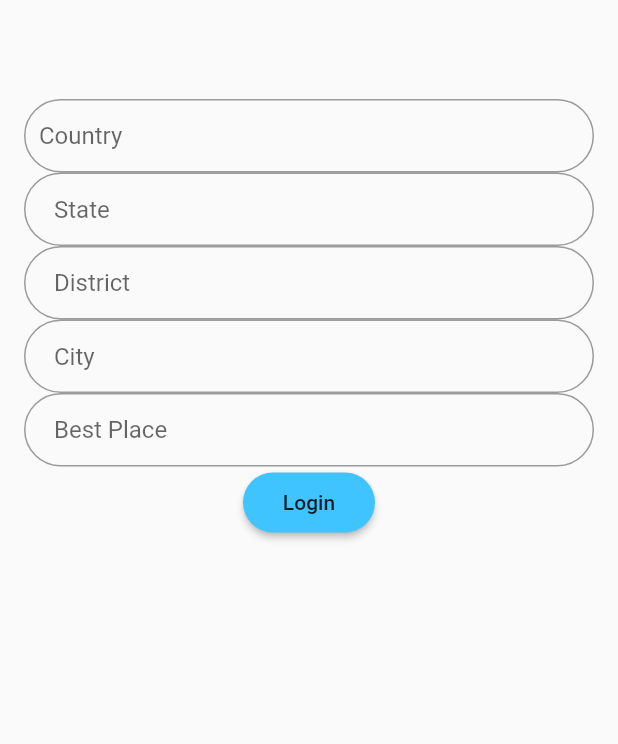
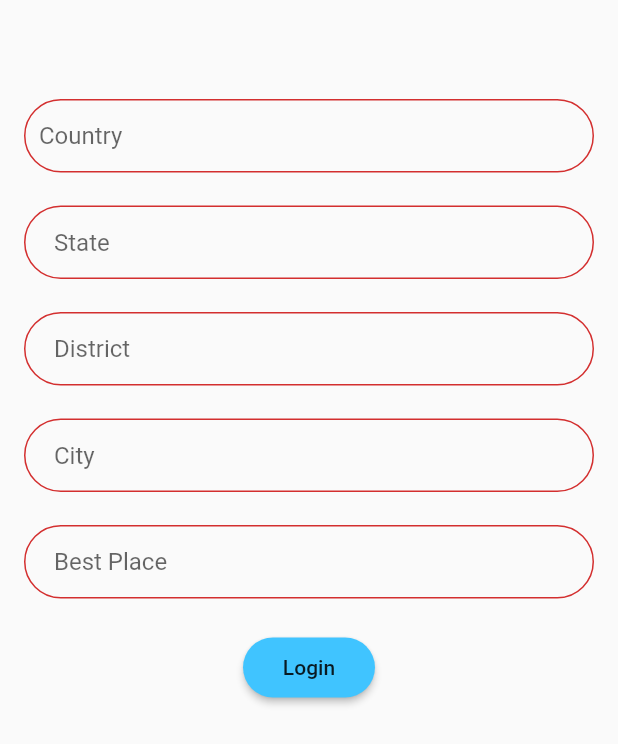
Before and after one commit to ranjit1997/data_testing, a Flutter app: the SecondFragment screen opened directly, after a tap on "Login", on a phone screen of 412 x 824 dp. Shown: the top 744 px of the screen. Run offline on Flutter 3.47's test engine with Material 2 defaults, Android fonts, the phone set to English and light mode, and no system bars; our stand-ins replace firebase_database; accounts and stored records are empty.

```diff
--- a/lib/Drawer/add_fragment.dart
+++ b/lib/Drawer/add_fragment.dart
@@ -1,6 +1,82 @@
+import 'package:firebase_database/firebase_database.dart';
 import 'package:flutter/material.dart';
 
-class SecondFragment extends StatelessWidget {
+class SecondFragment extends StatefulWidget {
+  @override
+  _SecondFragmentState createState() => _SecondFragmentState();
+}
+
+class Country{
+  String key;
+  String countrys;
+  String state;
+  String district;
+  String city;
+  String place;
+
+  Country(this.countrys, this.state, this.district, this.city, this.place);
+
+  Country.fromSnapshot(DataSnapshot snapshot)
+  : key = snapshot.key,
+    countrys = snapshot.value["countrys"],
+    state= snapshot.value["state"],
+    district = snapshot.value["district"],
+    city = snapshot.value["city"],
+    place = snapshot.value["place"];
+
+    toJson(){
+      return{
+        "countrys": countrys,
+        "state": state,
+        "district": district,
+        "city": city,
+        "place": place,
+      };
+    }
+}
+
+class _SecondFragmentState extends State<SecondFragment> {
+ List<Country> countrys = List();
+  Country item;
+  DatabaseReference itemRef;
+
+  final GlobalKey<FormState> formKey = GlobalKey<FormState>();
+
+  @override
+  void initState() {
+    super.initState();
+    item = Country("", "", "", "", "");
+    final FirebaseDatabase database = FirebaseDatabase.instance; //Rather then just writing FirebaseDatabase(), get the instance.
+    itemRef = database.reference().child('User_Info');
+    // itemRef.onChildAdded.listen(_onEntryAdded);
+    // itemRef.onChildChanged.listen(_onEntryChanged);
+  }
+
+  // _onEntryAdded(Event event) {
+  //   setState(() {
+  //     User_Info.add(Country.fromSnapshot(event.snapshot));
+  //   });
+  // }
+
+  // _onEntryChanged(Event event) {
+  //   var old = User_Info.singleWhere((entry) {
+  //     return entry.key == event.snapshot.key;
+  //   });
+  //   setState(() {
+  //     User_Info[User_Info.indexOf(old)] = Country.fromSnapshot(event.snapshot);
+  //   });
+  // }
+
+  void handleSubmit() {
+    final FormState form = formKey.currentState;
+
+    if (form.validate()) {
+      form.save();
+      form.reset();
+      itemRef.push().set(item.toJson());
+    }
+  }
+
   @override
   Widget build(BuildContext context) {
     // implement build
@@ -9,11 +85,14 @@ class SecondFragment extends StatelessWidget {
       body: Padding(
         padding: const EdgeInsets.all(16.0),
         child: Form(
-          // key: formKey,
+          key: formKey,
           child: Column(
             children: [
               new SizedBox(height: 50.0),
               TextFormField(
+                 initialValue: "",
+                 onSaved: (val) => item.countrys = val,
+                 validator: (val) => val == "" ? val : null,
                 keyboardType: TextInputType.text,
                 decoration: InputDecoration(
                 hintText: 'Country',
@@ -24,6 +103,9 @@ class SecondFragment extends StatelessWidget {
               ),
 
                TextFormField(
+                initialValue: "",
+                onSaved: (val) => item.state = val,
+                validator: (val) => val == "" ? val : null,
                 keyboardType: TextInputType.text,
                 decoration: InputDecoration(
                 hintText: 'State',
@@ -34,6 +116,9 @@ class SecondFragment extends StatelessWidget {
               ),
 
               TextFormField(
+                initialValue: "",
+                onSaved: (val) => item.district = val,
+                validator: (val) => val == "" ? val : null,
                 keyboardType: TextInputType.text,
                 decoration: InputDecoration(
                 hintText: 'District',
@@ -44,6 +129,9 @@ class SecondFragment extends StatelessWidget {
               ),
 
               TextFormField(
+                initialValue: "",
+                onSaved: (val) => item.city = val,
+                validator: (val) => val == "" ? val : null,
                 keyboardType: TextInputType.text,
                 decoration: InputDecoration(
                 hintText: 'City',
@@ -54,6 +142,9 @@ class SecondFragment extends StatelessWidget {
               ),
 
               TextFormField(
+                initialValue: '',
+                onSaved: (val) => item.place = val,
+                validator: (val) => val == "" ? val : null,
                 keyboardType: TextInputType.text,
                 decoration: InputDecoration(
                 hintText: 'Best Place',
@@ -67,7 +158,9 @@ class SecondFragment extends StatelessWidget {
                 shape: RoundedRectangleBorder(
                 borderRadius: BorderRadius.circular(24),
                 ),
-                onPressed: () {},
+                onPressed: () {
+                  handleSubmit();
+                },
                 color: Colors.lightBlueAccent,
                 padding: EdgeInsets.all(12),
                 child: Text('Login'),
```
